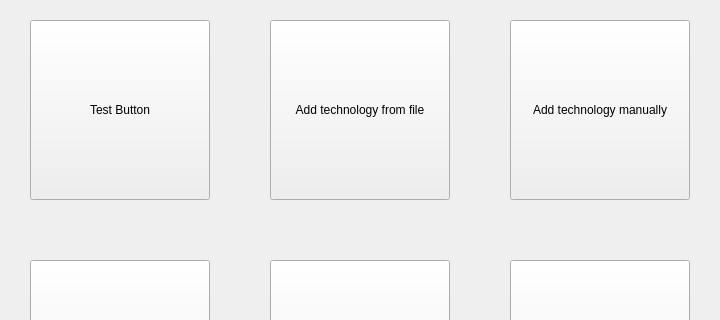
Above: futura_ui/app/ui/widgets/recipe_actions.ui from pjamesjoyce/futura before the change; both pictures show x 0 to 720 and y 0 to 320 of the 720 by 460 pixel window. Below: the same form after it.
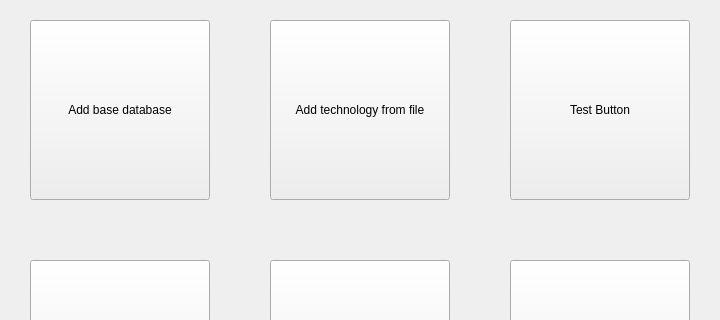
That is the form after the change.

Diff of the .ui file:
```diff
--- a/futura_ui/app/ui/widgets/recipe_actions.ui
+++ b/futura_ui/app/ui/widgets/recipe_actions.ui
@@ -120,7 +120,7 @@
     <string notr="true"/>
    </property>
    <property name="text">
-    <string>Add technology manually</string>
+    <string>Test Button</string>
    </property>
   </widget>
   <widget class="QPushButton" name="baseDatabaseButton">
@@ -142,7 +142,7 @@
     <string notr="true"/>
    </property>
    <property name="text">
-    <string>Test Button</string>
+    <string>Add base database</string>
    </property>
    <property name="checkable">
     <bool>false</bool>
```
